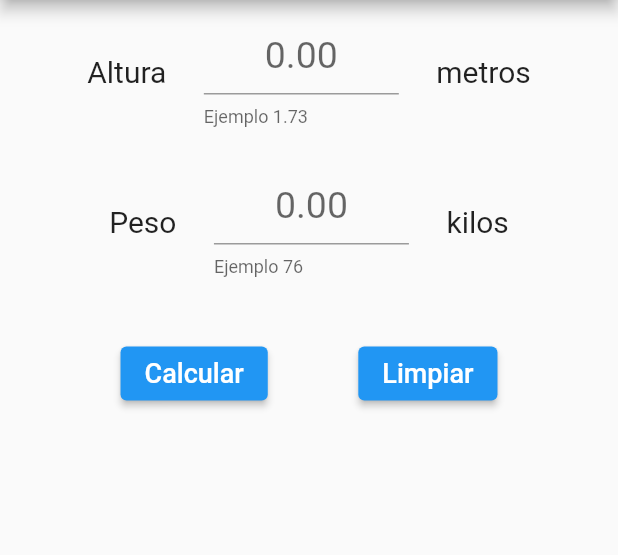
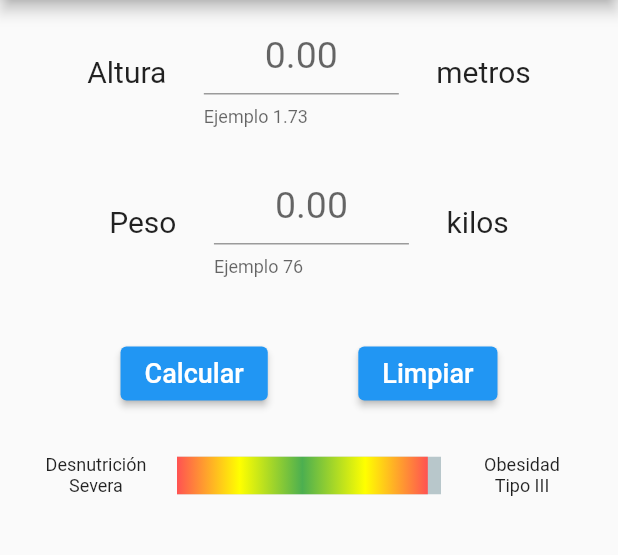
Before and after one commit to 0M1N1D0/calculadoraIMC, a Flutter app: the screen it shows after launch, after a tap on "Calcular", on a phone screen of 412 x 824 dp, the part 84-639 px from its top. Run offline on Flutter 3.47's test engine with Material 2 defaults, Android fonts, the phone set to English and light mode, and no system bars; drawn by our look-alikes of percent_indicator.

Commit message:
v0.3.6
6. Se implementa la clase IMC, y se realizan los calculos. 3. Se agrega el linear percent indicator y se hace funcional.

```diff
--- a/calculadora_imc/lib/src/pages/my_home_page.dart
+++ b/calculadora_imc/lib/src/pages/my_home_page.dart
@@ -1,4 +1,4 @@
-import 'dart:ui';
+//import 'dart:ui';
 
 // archivos de flutter
 import 'package:flutter/material.dart';
@@ -7,6 +7,13 @@ import 'package:flutter/material.dart';
 import 'package:calculadora_imc/src/widgets/row_altura.dart';
 import 'package:calculadora_imc/src/widgets/row_peso.dart';
 import 'package:calculadora_imc/src/widgets/row_botones.dart';
+import 'package:calculadora_imc/src/widgets/linear_indicator.dart';
+
+// variables globales
+double peso = 0;
+double altura = 0;
+double imc = 0;
+//double porcentaje = 0;
 
 class HomePage extends StatefulWidget {
   const HomePage({Key? key}) : super(key: key);
@@ -48,6 +55,10 @@ class _HomePageState extends State<HomePage> {
               height: 40.0,
             ),
             MyRowBotones(),
+            SizedBox(
+              height: 30.0,
+            ),
+            MyLinearPercentIndicator(),
           ],
         ), // columna principal
       ),
--- /dev/null
+++ b/calculadora_imc/lib/src/widgets/linear_indicator.dart
@@ -0,0 +1,122 @@
+import 'dart:async';
+
+import 'package:flutter/material.dart';
+
+import 'package:percent_indicator/linear_percent_indicator.dart';
+import 'package:calculadora_imc/src/pages/my_home_page.dart';
+
+class MyLinearPercentIndicator extends StatefulWidget {
+  const MyLinearPercentIndicator({Key? key}) : super(key: key);
+
+  @override
+  _MyLinearPercentIndicatorState createState() =>
+      _MyLinearPercentIndicatorState();
+}
+
+class _MyLinearPercentIndicatorState extends State<MyLinearPercentIndicator> {
+  double percent = 0;
+  @override
+  void initState() {
+    Timer? timer;
+    timer = Timer.periodic(const Duration(milliseconds: 500), (_) {
+      setState(() {
+        //percent = imc / 30;
+        if (percent >= 100) {
+          timer!.cancel();
+          // percent=0;
+        }
+        // if (imc <= 16 && imc >= 0.1) {
+        //   // desnutrición severa
+        //   percent = 0.16;
+        // } else if (imc >= 40) {
+        //   // obesidad tipo III
+        //   percent = 1;
+        // } else if (imc == 0) {
+        //   percent = 0;
+        // } else {
+        //   percent = 1 - ((40 - imc) / 24);
+        // }
+        //percent = 1;
+        if (imc <= 16 && imc >= 0.1) {
+          // desnutricion severa
+          percent = 0.01;
+        } else if (imc >= 40) {
+          // obesidad III
+          percent = 1;
+        } else if (imc >= 16.1 && imc <= 18.4) {
+          // desnutricion moderada
+          percent = 0.16;
+        } else if (imc >= 18.5 && imc <= 22) {
+          // bajo peso
+          percent = 0.33;
+        } else if (imc >= 22.1 && imc <= 24.9) {
+          // peso normal
+          percent = 0.49;
+        } else if (imc >= 25 && imc <= 29.9) {
+          // sobrepeso
+          percent = 0.7;
+        } else if (imc >= 30 && imc <= 34.9) {
+          // obesidad !
+          percent = 0.83;
+        } else if (imc != 0) {
+          // obesidad II
+          percent = .95;
+        }
+      });
+    });
+    super.initState();
+  }
+
+  @override
+  Widget build(BuildContext context) {
+    return LinearPercentIndicator(
+      leading: const Padding(
+        padding: EdgeInsets.symmetric(horizontal: 10.0),
+        child: SizedBox(
+          width: 68,
+          child: Text(
+            'Desnutrición Severa',
+            //maxLines: 2,
+            style: TextStyle(fontSize: 12.0),
+            textAlign: TextAlign.center,
+          ),
+        ),
+      ),
+      trailing: const Padding(
+        padding: EdgeInsets.symmetric(horizontal: 10.0),
+        child: SizedBox(
+          width: 68,
+          child: Text(
+            'Obesidad Tipo III',
+            style: TextStyle(fontSize: 12.0),
+            textAlign: TextAlign.center,
+          ),
+        ),
+      ),
+      //center: const Text('Resultado'),r
+      addAutomaticKeepAlive: false,
+      percent: percent,
+      lineHeight: 25.0,
+      animation: true,
+      animationDuration: 3000,
+      curve: Curves.decelerate,
+      clipLinearGradient: true,
+      //widgetIndicator: Text('data'),
+      linearGradient: const LinearGradient(
+        begin: Alignment.centerLeft,
+        end: Alignment.centerRight,
+        colors: [
+          Colors.redAccent,
+          Colors.yellowAccent,
+          Colors.green,
+          Colors.yellowAccent,
+          Colors.redAccent,
+        ],
+      ),
+    );
+  }
+}
+
+// List<Color> _listaColores() {
+//   return [Colors.amber];
+// }
--- a/calculadora_imc/lib/src/widgets/row_altura.dart
+++ b/calculadora_imc/lib/src/widgets/row_altura.dart
@@ -1,4 +1,7 @@
 import 'package:flutter/material.dart';
+
+// importa la variable altura
+import 'package:calculadora_imc/src/pages/my_home_page.dart';
 
 class MyRowAltura extends StatefulWidget {
   const MyRowAltura({
@@ -39,7 +42,7 @@ class _MyRowAlturaState extends State<MyRowAltura> {
                   helperText: 'Ejemplo 1.73',
                 ),
                 onChanged: (String valor) {
-                  //TODO: guardar dato
+                  altura = double.parse(valor);
                 },
               ),
             ),
--- a/calculadora_imc/lib/src/widgets/row_botones.dart
+++ b/calculadora_imc/lib/src/widgets/row_botones.dart
@@ -1,6 +1,9 @@
 import 'dart:ui';
 
 import 'package:flutter/material.dart';
+
+import 'package:calculadora_imc/src/pages/my_home_page.dart';
+import 'package:calculadora_imc/src/classes/imc.dart';
 
 class MyRowBotones extends StatefulWidget {
   const MyRowBotones({Key? key}) : super(key: key);
@@ -46,7 +49,14 @@ class _MyRowBotonesState extends State<MyRowBotones> {
     return ElevatedButton(
       //style: ButtonStyle(shape: BorderRadius.circular(5)),
       onPressed: () {
-        // TODO: hacer cálculo
+        setState(() {
+          // instanciando la clase para el cálculo
+          IndiceMasaCorporal objIMC =
+              IndiceMasaCorporal(altura: altura, peso: peso);
+          // recibiendo el resultado
+          imc = double.parse(objIMC.calculoIMCtoString());
+          //print(imc);
+        });
       },
       child: const Text(
         'Calcular',
--- a/calculadora_imc/lib/src/widgets/row_peso.dart
+++ b/calculadora_imc/lib/src/widgets/row_peso.dart
@@ -1,4 +1,7 @@
 import 'package:flutter/material.dart';
+
+// para importar la variable peso
+import 'package:calculadora_imc/src/pages/my_home_page.dart';
 
 class MyRowPeso extends StatefulWidget {
   const MyRowPeso({
@@ -39,7 +42,7 @@ class _MyRowPesoState extends State<MyRowPeso> {
                   helperText: 'Ejemplo 76',
                 ),
                 onChanged: (String valor) {
-                  //TODO: guardar dato
+                  peso = double.parse(valor);
                 },
               ),
             ),
--- a/calculadora_imc/pubspec.yaml
+++ b/calculadora_imc/pubspec.yaml
@@ -34,6 +34,7 @@ dependencies:
   # The following adds the Cupertino Icons font to your application.
   # Use with the CupertinoIcons class for iOS style icons.
   cupertino_icons: ^1.0.2
+  percent_indicator: ^3.4.0
 
 dev_dependencies:
   flutter_test:
```
Also changed, not shown: calculadora_imc/pubspec.lock.
